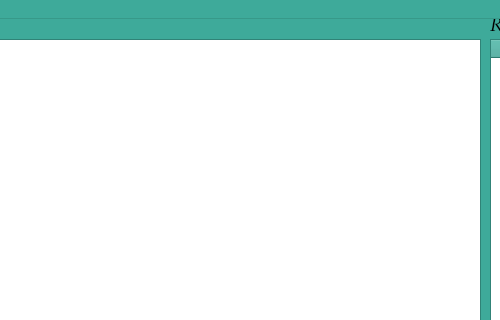
Above: Proyecto1_C/interface.ui from JoseK21/C- before the change; both pictures show x 340 to 840 and y 0 to 320 of the 1364 by 736 pixel window. Below: the same form after it.
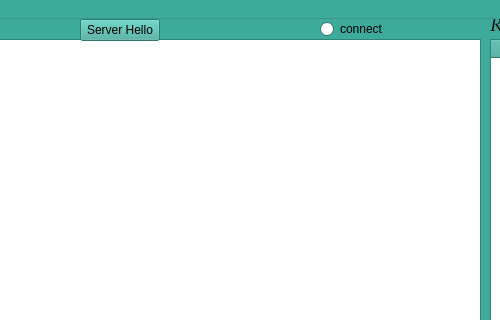
That is the form after the change. Icons and pictures are not drawn.

```diff
--- a/Proyecto1_C/interface.ui
+++ b/Proyecto1_C/interface.ui
@@ -1985,6 +1985,32 @@
      <string>Analyzed Line:</string>
     </property>
    </widget>
+   <widget class="QPushButton" name="pushButton">
+    <property name="geometry">
+     <rect>
+      <x>420</x>
+      <y>0</y>
+      <width>80</width>
+      <height>22</height>
+     </rect>
+    </property>
+    <property name="text">
+     <string>Server Hello</string>
+    </property>
+   </widget>
+   <widget class="QRadioButton" name="radioButton">
+    <property name="geometry">
+     <rect>
+      <x>660</x>
+      <y>0</y>
+      <width>100</width>
+      <height>20</height>
+     </rect>
+    </property>
+    <property name="text">
+     <string>connect</string>
+    </property>
+   </widget>
   </widget>
   <widget class="QMenuBar" name="menuBar">
    <property name="geometry">
```
